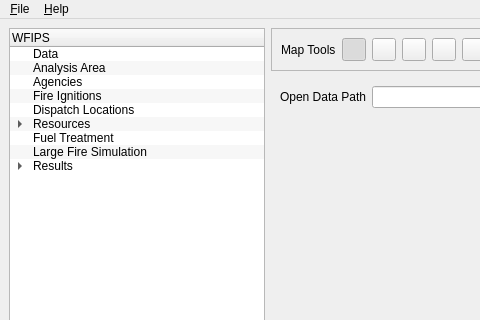
Old version of the form irs/src/gui/wfipsmainwindow.ui in the repository firelab/wfips; both pictures show x 0 to 480 and y 0 to 320 of the 1207 by 806 pixel window.
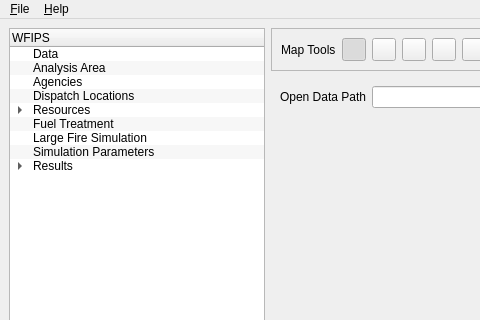
New version of the form.

What changed in the file:
```diff
--- a/irs/src/gui/wfipsmainwindow.ui
+++ b/irs/src/gui/wfipsmainwindow.ui
@@ -49,11 +49,6 @@
         <string>Agencies</string>
        </property>
       </item>
-      <item>
-       <property name="text">
-        <string>Fire Ignitions</string>
-       </property>
-      </item>
       <item>
        <property name="text">
         <string>Dispatch Locations</string>
@@ -97,6 +92,11 @@
         <string>Large Fire Simulation</string>
        </property>
       </item>
+      <item>
+       <property name="text">
+        <string>Simulation Parameters</string>
+       </property>
+      </item>
       <item>
        <property name="text">
         <string>Results</string>
```
